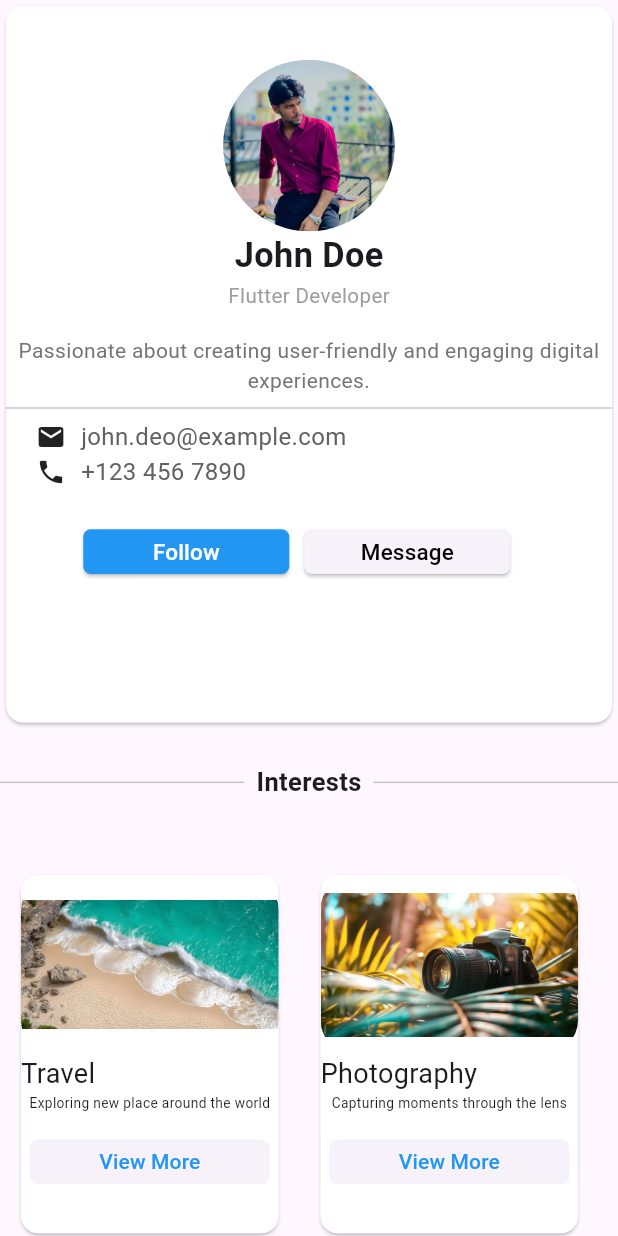
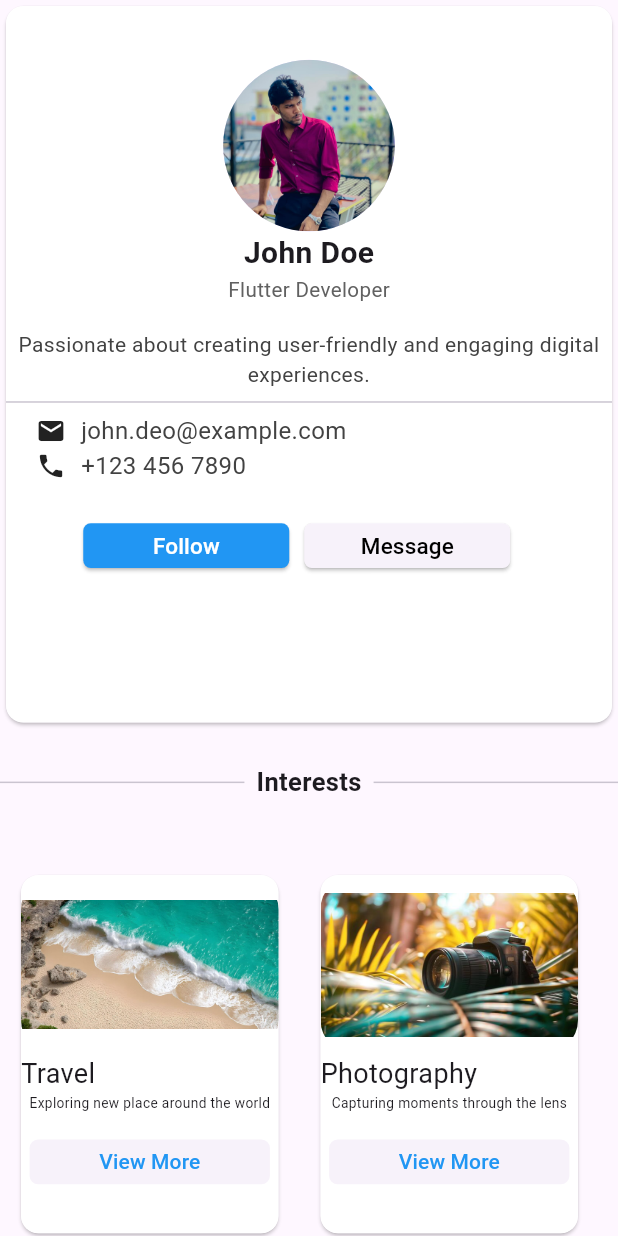
Before and after one commit to alamin-12935/module_15_exam, a Flutter app: the screen it shows after launch, on a phone screen of 412 x 824 dp. Run offline on Flutter 3.47's test engine with Material 3 defaults, Android fonts, the phone set to English and light mode, and no system bars; our stand-ins replace flutter_screenutil.

Commit message:
3st commit

```diff
--- a/lib/Travel.dart
+++ b/lib/Travel.dart
@@ -34,19 +34,19 @@ class _M15_examState extends State<M15_exam> {
                     Text(
                       'John Doe',
                       style: TextStyle(
-                        fontSize: 20.sp,
+                        fontSize: 20,
                         fontWeight: FontWeight.bold,
                       ),
                     ),
                     Text(
                       'Flutter Developer',
-                      style: TextStyle(fontSize: 12.sp, color: Colors.grey),
+                      style: TextStyle(fontSize: 12.sp, color: Colors.grey.shade700),
                     ),
                     SizedBox(height: 14.h),
                     Text(
                       'Passionate about creating user-friendly and engaging digital experiences.',
                       textAlign: TextAlign.center,
-                      style: TextStyle(color: Colors.grey.shade600),
+                      style: TextStyle(color: Colors.grey.shade800),
                     ),
                     Divider(),
                     Row(
@@ -57,7 +57,7 @@ class _M15_examState extends State<M15_exam> {
                         SizedBox(width: 10),
                         Text(
                           'john.deo@example.com',
-                          style: TextStyle(fontSize: 16,color: Colors.grey.shade700),
+                          style: TextStyle(fontSize: 16,color: Colors.grey.shade800),
                         ),
                       ],
                     ),
@@ -66,7 +66,7 @@ class _M15_examState extends State<M15_exam> {
                         SizedBox(width: 20),
                         Icon(Icons.phone, size: 20),
                         SizedBox(width: 10),
-                        Text('+123 456 7890', style: TextStyle(fontSize: 16,color: Colors.grey.shade700)),
+                        Text('+123 456 7890', style: TextStyle(fontSize: 16,color: Colors.grey.shade800)),
                       ],
                     ),
                     Row(
```
